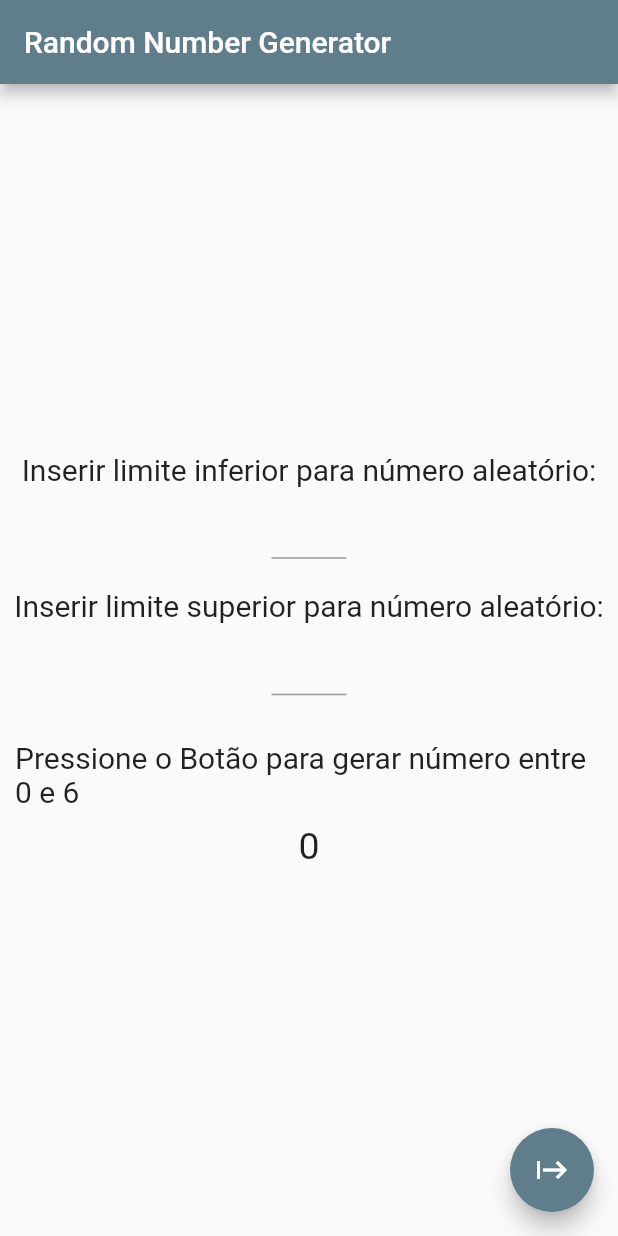
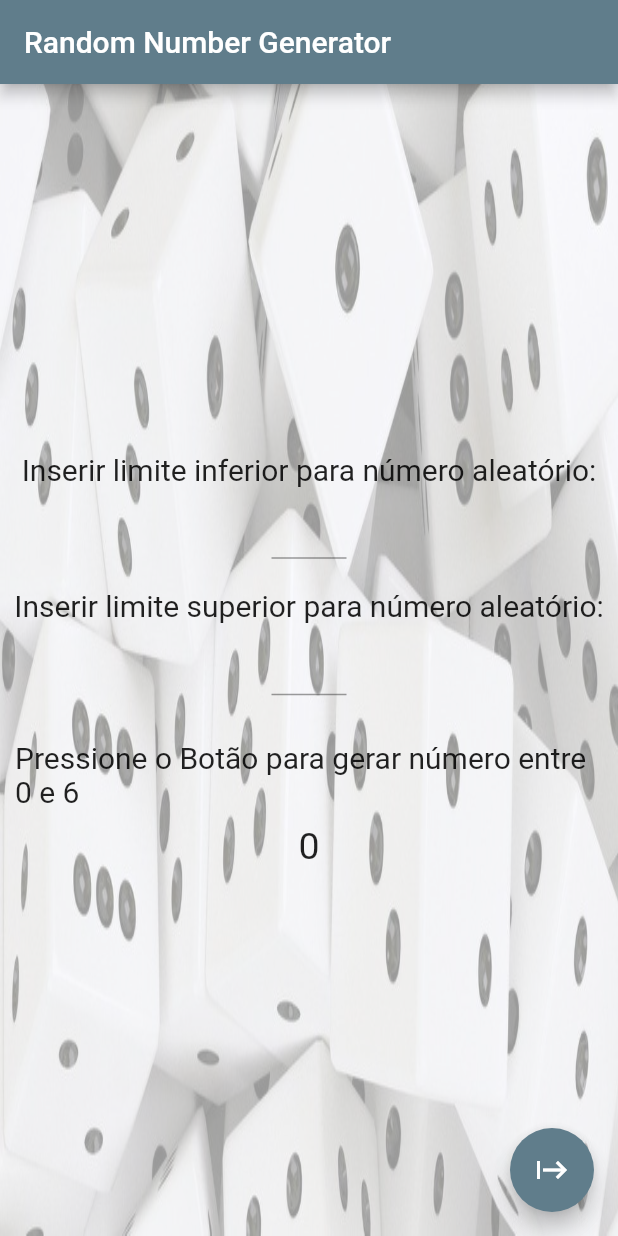
Before and after one commit to alekissandroarvo/randomnumbersgen, a Flutter app: the screen it shows after launch, on a phone screen of 412 x 824 dp. Run offline on Flutter 3.47's test engine with Material 2 defaults, Android fonts, the light colour scheme and no system bars.

Commit message:
background image

```diff
--- a/lib/main.dart
+++ b/lib/main.dart
@@ -31,17 +31,29 @@ class HomePage extends StatefulWidget {
 class _HomePageState extends State<HomePage> {
   int var1 = 0;
   int max = 6;
-  int min=0;
+  int min = 0;
 
   void _randomGenerator() {
     setState(() {
-      var1 = intValue.nextInt(max-min+1) + min;
+      var1 = intValue.nextInt(max - min + 1) + min;
     });
   }
 
   @override
   Widget build(BuildContext context) {
-    return Scaffold(
+    return Stack(
+      children: [
+        Opacity(
+          opacity: 0.4,
+          child: Image.asset(
+            'assets/images/background.jpg',
+            fit: BoxFit.fill,
+            width: MediaQuery.of(context).size.width,
+            height: MediaQuery.of(context).size.height,
+          ),
+        ),
+        Scaffold(
+          backgroundColor: Colors.transparent,
           appBar: AppBar(
             title: const Text('Random Number Generator'),
           ),
@@ -63,7 +75,9 @@ class _HomePageState extends State<HomePage> {
                     },
                   ),
                 ),
-            const SizedBox(height: 20,),
+                const SizedBox(
+                  height: 20,
+                ),
                 const Text(
                   'Inserir limite superior para número aleatório:',
                   style: TextStyle(fontSize: 20),
@@ -78,7 +92,9 @@ class _HomePageState extends State<HomePage> {
                     },
                   ),
                 ),
-            const SizedBox(height: 20,),
+                const SizedBox(
+                  height: 20,
+                ),
                 Padding(
                   padding: const EdgeInsets.all(10),
                   child: Text(
@@ -98,6 +114,8 @@ class _HomePageState extends State<HomePage> {
             tooltip: 'Generator',
             child: const Icon(Icons.start),
           ),
+        ),
+      ],
     );
   }
 }
--- a/pubspec.yaml
+++ b/pubspec.yaml
@@ -59,8 +59,8 @@ flutter:
   uses-material-design: true
 
   # To add assets to your application, add an assets section, like this:
-  # assets:
-  #   - images/a_dot_burr.jpeg
+  assets:
+    - assets/images/
   #   - images/a_dot_ham.jpeg
 
   # An image asset can refer to one or more resolution-specific "variants", see
```
Also changed, not shown: assets/images/background.jpg (added). Lines whose indentation alone changed are shown as unchanged.
